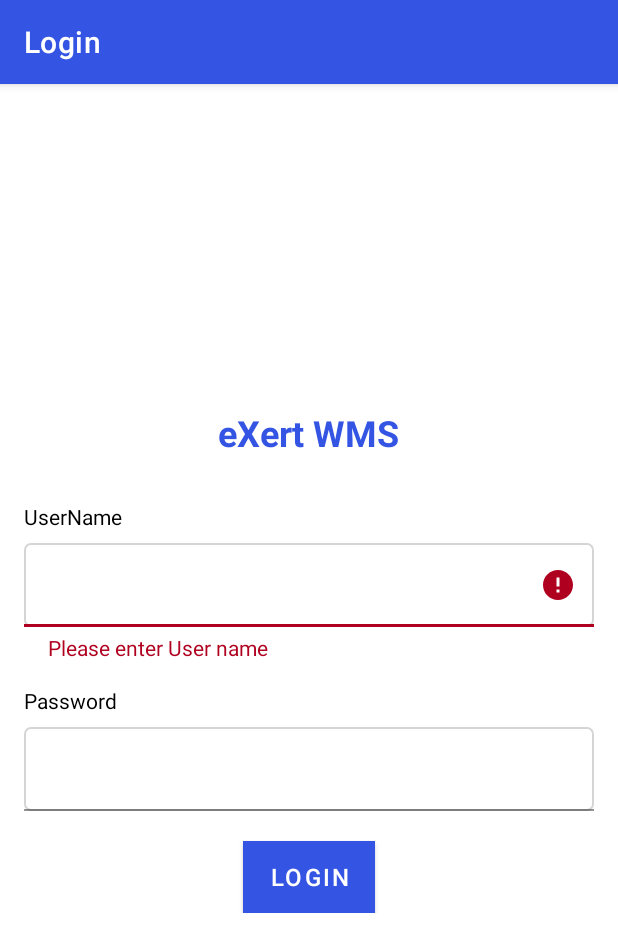
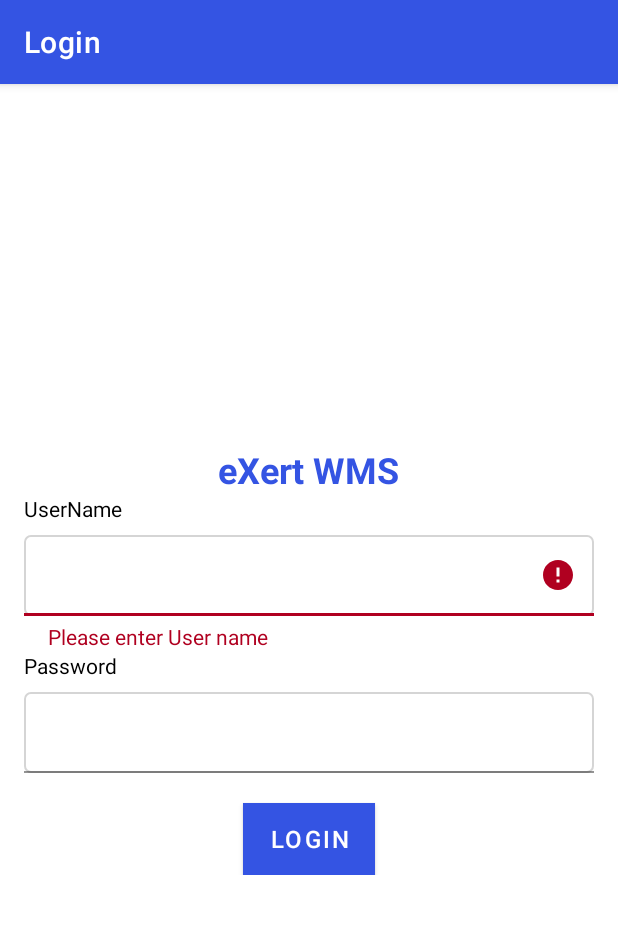
Before and after one commit to imamobiledeveloper/eXertWMS, an Android app: the screen it shows after launch (LoginActivity), after a tap on "LOGIN", on a phone screen of 412 x 824 dp. Shown: the top 952 px of the screen. Run offline under Robolectric (Android 15) with nearby library versions, the phone set to English and light mode, and no system bars; our stand-ins replace RxJava, data binding.

Commit message:
Fixed Login screen issues

```diff
--- a/app/src/main/AndroidManifest.xml
+++ b/app/src/main/AndroidManifest.xml
@@ -20,16 +20,21 @@
 
         <activity
             android:name=".itemStocks.ItemStocksActivity"
+            android:windowSoftInputMode="adjustPan|adjustResize"
             android:exported="true" />
 
         <activity
             android:name=".home.HomeActivity"
             android:exported="true"
+            android:windowSoftInputMode="adjustPan|adjustResize"
             android:label="@string/title_activity_home" />
 
         <activity
             android:name=".login.LoginActivity"
             android:exported="true"
+            android:screenOrientation="portrait"
+            android:windowSoftInputMode="adjustPan"
+            android:configChanges="screenSize|smallestScreenSize|fontScale|density"
             android:label="@string/login">
             <intent-filter>
                 <action android:name="android.intent.action.MAIN" />
--- a/app/src/main/java/com/exert/wms/login/LoginActivity.kt
+++ b/app/src/main/java/com/exert/wms/login/LoginActivity.kt
@@ -2,17 +2,15 @@ package com.exert.wms.login
 
 import android.content.Intent
 import android.os.Bundle
-import android.text.Editable
-import android.text.InputType
-import android.text.TextWatcher
 import androidx.coordinatorlayout.widget.CoordinatorLayout
-import androidx.core.widget.doAfterTextChanged
+import androidx.core.widget.doOnTextChanged
 import androidx.lifecycle.Observer
 import com.exert.wms.BR
 import com.exert.wms.R
 import com.exert.wms.databinding.ActivityLoginBinding
 import com.exert.wms.home.HomeActivity
 import com.exert.wms.mvvmbase.BaseActivity
+import com.exert.wms.utils.toEditable
 import com.google.android.material.textfield.TextInputEditText
 import com.google.android.material.textfield.TextInputLayout
 import org.koin.androidx.viewmodel.ext.android.getViewModel
@@ -43,48 +41,29 @@ class LoginActivity :
         observeViewModel()
 
         binding.loginButton.setOnClickListener {
+            hideKeyBoard()
             mViewModel.getFinancialToken(
-                binding.userNameLayout.editText.text.toString(),
-                binding.passwordLayout.editText.text.toString()
+                binding.usernameEditText.text.toString(),
+                binding.passwordEditText.text.toString()
             )
         }
     }
 
     private fun setTextWatchers() {
-        binding.userNameLayout.editText.inputType = InputType.TYPE_CLASS_TEXT
-        binding.passwordLayout.editText.inputType = InputType.TYPE_NUMBER_VARIATION_PASSWORD
-
-        binding.userNameLayout.editText.addTextChangedListener(object : TextWatcher {
-            override fun beforeTextChanged(p0: CharSequence?, p1: Int, p2: Int, p3: Int) {
-            }
-
-            override fun onTextChanged(p0: CharSequence?, p1: Int, p2: Int, p3: Int) {
-            }
-
-            override fun afterTextChanged(editable: Editable?) {
-                mViewModel.setUserName(editable.toString())
-            }
-
-        })
-
-        binding.passwordLayout.editText.addTextChangedListener(object : TextWatcher {
-            override fun beforeTextChanged(p0: CharSequence?, p1: Int, p2: Int, p3: Int) {
-            }
-
-            override fun onTextChanged(p0: CharSequence?, p1: Int, p2: Int, p3: Int) {
-            }
-
-            override fun afterTextChanged(editable: Editable?) {
-                mViewModel.setPassword(editable.toString())
-            }
-
-        })
+        binding.usernameEditText.nextFocusForwardId = binding.passwordEditText.id
+        binding.usernameEditText.doOnTextChanged { text, _, _, _ ->
+            mViewModel.setUserName(text.toString())
+        }
+        binding.passwordEditText.doOnTextChanged { text, _, _, _ ->
+            mViewModel.setPassword(text.toString())
+        }
     }
 
     private fun observeViewModel() {
         mViewModel.loginUserStatus.observe(this, Observer {
             if (it) {
                 showBriefToastMessage("LoggedIn successfully", coordinateLayout)
+                clearFieldsData()
                 startActivity(Intent(this, HomeActivity::class.java))
             } else {
                 showBriefToastMessage(getString(R.string.error_login_message), coordinateLayout)
@@ -97,31 +76,36 @@ class LoginActivity :
         mViewModel.errorUserNameMessage.observe(this, Observer {
             if (it) {
                 enableErrorMessage(
-                    binding.userNameLayout.editTextLayout,
-                    binding.userNameLayout.editText,
+                    binding.usernameEditTextLayout,
+                    binding.usernameEditText,
                     getString(R.string.error_username_empty)
                 )
             } else {
                 disableErrorMessage(
-                    binding.userNameLayout.editTextLayout,
-                    binding.userNameLayout.editText
+                    binding.usernameEditTextLayout,
+                    binding.usernameEditText,
                 )
             }
         })
         mViewModel.errorPasswordMessage.observe(this, Observer {
             if (it) {
                 enableErrorMessage(
-                    binding.passwordLayout.editTextLayout,
-                    binding.passwordLayout.editText,
+                    binding.passwordEditTextLayout,
+                    binding.passwordEditText,
                     getString(R.string.error_password_empty)
                 )
             } else {
                 disableErrorMessage(
-                    binding.passwordLayout.editTextLayout,
-                    binding.passwordLayout.editText
+                    binding.passwordEditTextLayout,
+                    binding.passwordEditText,
                 )
             }
         })
+    }
+
+    private fun clearFieldsData() {
+        binding.usernameEditText.text = resources.getString(R.string.emptyString).toEditable()
+        binding.passwordEditText.text = resources.getString(R.string.emptyString).toEditable()
     }
 
     override fun onBindData(binding: ActivityLoginBinding) {
@@ -138,6 +122,8 @@ class LoginActivity :
             textInputLayout.isErrorEnabled = true
             editTextLayout.isSelected = true
             textInputLayout.error = message
+            editTextLayout.requestFocus()
+            editTextLayout.text?.let { editTextLayout.setSelection(it.length) }
         }
     }
 
--- a/app/src/main/java/com/exert/wms/login/LoginViewModel.kt
+++ b/app/src/main/java/com/exert/wms/login/LoginViewModel.kt
@@ -81,18 +81,18 @@ class LoginViewModel(
     }
 
     private fun validateUserDetails(userName: String, pwd: String): Boolean {
-        return if (userName.isNotEmpty() && pwd.isNotEmpty()) {
+        return if (userName.isEmpty()) {
+            _errorUserNameMessage.postValue(true)
+            _errorPasswordMessage.postValue(false)
+            false
+        } else if (pwd.isEmpty()) {
             _errorUserNameMessage.postValue(false)
-            _errorPasswordMessage.postValue(false)
+            _errorPasswordMessage.postValue(true)
+            false
+        } else {
+            _errorUserNameMessage.value = (false)
+            _errorPasswordMessage.value = (false)
             true
-        } else {
-            if (userName.isEmpty()) {
-                _errorUserNameMessage.postValue(true)
-            } else if (pwd.isEmpty()) {
-                _errorUserNameMessage.postValue(false)
-                _errorPasswordMessage.postValue(true)
-            }
-            false
         }
     }
 
@@ -112,11 +112,9 @@ class LoginViewModel(
 
     fun setUserName(uName: String) {
         userName = uName
-        validateUserDetails(userName, password)
     }
 
     fun setPassword(pwd: String) {
         password = pwd
-        validateUserDetails(userName, password)
     }
 }
--- a/app/src/main/java/com/exert/wms/utils/SnackbarUtil.kt
+++ b/app/src/main/java/com/exert/wms/utils/SnackbarUtil.kt
@@ -24,14 +24,12 @@ fun Activity.appSnackbar(
             SpannableStringBuilder(message).setColor(this, android.R.color.white),
             duration
         ).apply {
-//            view.findViewById<TextView>(R.id.snackbar_text).typeface =
-//                resources.getFont()
-
             view.findViewById<TextView>(com.google.android.material.R.id.snackbar_text)
                 .setTextColor(ContextCompat.getColor(this@appSnackbar, R.color.white))
 
             setAction("") { retryCallback?.invoke(view) }
         }.setIcon(it, resources.getColor(android.R.color.white, theme))
+            .setBackgroundTint(bgColor)
 
     }
 
--- a/app/src/main/res/layout/activity_login.xml
+++ b/app/src/main/res/layout/activity_login.xml
@@ -38,29 +38,97 @@
                 app:layout_constraintStart_toStartOf="parent"
                 app:layout_constraintTop_toTopOf="parent" />
 
-            <include
+            <androidx.constraintlayout.widget.ConstraintLayout
                 android:id="@+id/userNameLayout"
-                layout="@layout/edittext_with_label_layout"
                 android:layout_width="match_parent"
                 android:layout_height="wrap_content"
-                android:layout_marginTop="30dp"
-                app:isEnabled="@{true}"
-                app:labelName="@{@string/username}"
                 app:layout_constraintEnd_toEndOf="parent"
                 app:layout_constraintStart_toStartOf="parent"
-                app:layout_constraintTop_toBottomOf="@+id/appNameTV" />
+                app:layout_constraintTop_toBottomOf="@+id/appNameTV">
 
-            <include
+                <TextView
+                    android:id="@+id/usernameLabel"
+                    style="@style/TextViewLabel"
+                    android:layout_width="match_parent"
+                    android:layout_height="wrap_content"
+                    android:text="@string/username"
+                    app:layout_constraintEnd_toEndOf="parent"
+                    app:layout_constraintStart_toStartOf="parent"
+                    app:layout_constraintTop_toTopOf="parent" />
+
+                <com.google.android.material.textfield.TextInputLayout
+                    android:id="@+id/usernameEditTextLayout"
+                    android:layout_width="match_parent"
+                    android:layout_height="wrap_content"
+                    android:layout_marginTop="8dp"
+                    android:padding="0dp"
+                    app:errorTextAppearance="@style/EdittextError"
+                    app:layout_constraintEnd_toEndOf="parent"
+                    app:layout_constraintStart_toStartOf="parent"
+                    app:layout_constraintTop_toBottomOf="@+id/usernameLabel">
+
+                    <com.google.android.material.textfield.TextInputEditText
+                        android:id="@+id/usernameEditText"
+                        android:layout_width="match_parent"
+                        android:layout_height="wrap_content"
+                        android:background="@drawable/edittext_rectangle_bg"
+                        android:focusableInTouchMode="true"
+                        android:gravity="center_vertical"
+                        android:imeOptions="actionNext"
+                        android:inputType="text"
+                        android:maxLines="2"
+                        android:padding="16dp"
+                        android:singleLine="true" />
+
+                    <requestFocus />
+                </com.google.android.material.textfield.TextInputLayout>
+
+            </androidx.constraintlayout.widget.ConstraintLayout>
+
+            <androidx.constraintlayout.widget.ConstraintLayout
                 android:id="@+id/passwordLayout"
-                layout="@layout/edittext_with_label_layout"
                 android:layout_width="match_parent"
                 android:layout_height="wrap_content"
-                app:isEnabled="@{true}"
-                app:labelName="@{@string/password}"
-                android:layout_marginTop="16dp"
                 app:layout_constraintEnd_toEndOf="parent"
                 app:layout_constraintStart_toStartOf="parent"
-                app:layout_constraintTop_toBottomOf="@+id/userNameLayout" />
+                app:layout_constraintTop_toBottomOf="@+id/userNameLayout">
+
+                <TextView
+                    android:id="@+id/passwordLabel"
+                    style="@style/TextViewLabel"
+                    android:layout_width="match_parent"
+                    android:layout_height="wrap_content"
+                    android:focusableInTouchMode="true"
+                    android:text="@string/password"
+                    app:layout_constraintEnd_toEndOf="parent"
+                    app:layout_constraintStart_toStartOf="parent"
+                    app:layout_constraintTop_toTopOf="parent" />
+
+                <com.google.android.material.textfield.TextInputLayout
+                    android:id="@+id/passwordEditTextLayout"
+                    android:layout_width="match_parent"
+                    android:layout_height="wrap_content"
+                    android:layout_marginTop="8dp"
+                    android:padding="0dp"
+                    app:errorTextAppearance="@style/EdittextError"
+                    app:layout_constraintEnd_toEndOf="parent"
+                    app:layout_constraintStart_toStartOf="parent"
+                    app:layout_constraintTop_toBottomOf="@+id/passwordLabel">
+
+                    <com.google.android.material.textfield.TextInputEditText
+                        android:id="@+id/passwordEditText"
+                        android:layout_width="match_parent"
+                        android:layout_height="wrap_content"
+                        android:background="@drawable/edittext_rectangle_bg"
+                        android:gravity="center_vertical"
+                        android:inputType="textPassword"
+                        android:maxLines="2"
+                        android:padding="16dp"
+                        android:singleLine="true" />
+
+                </com.google.android.material.textfield.TextInputLayout>
+
+            </androidx.constraintlayout.widget.ConstraintLayout>
 
             <Button
                 android:id="@+id/loginButton"
@@ -68,11 +136,11 @@
                 android:layout_height="wrap_content"
                 android:layout_marginTop="20dp"
                 android:background="@color/blue"
+                android:clickable="true"
+                android:enabled="true"
                 android:text="@string/login"
                 android:textColor="@color/white"
                 android:textSize="16sp"
-                android:clickable="true"
-                android:enabled="true"
                 app:layout_constraintEnd_toEndOf="parent"
                 app:layout_constraintStart_toStartOf="parent"
                 app:layout_constraintTop_toBottomOf="@+id/passwordLayout" />
@@ -82,7 +150,7 @@
         <androidx.coordinatorlayout.widget.CoordinatorLayout
             android:id="@+id/coordinateLayout"
             android:layout_width="match_parent"
-            android:layout_height="200dp"
+            android:layout_height="0dp"
             app:layout_constraintBottom_toBottomOf="parent"
             app:layout_constraintEnd_toEndOf="parent"
             app:layout_constraintStart_toStartOf="parent"
--- a/app/src/main/res/layout/edittext_with_label_layout.xml
+++ b/app/src/main/res/layout/edittext_with_label_layout.xml
@@ -5,9 +5,7 @@
 
     <data>
 
-        <!--        <variable-->
-        <!--            name="inputType"-->
-        <!--            type="String" />-->
+        <import type="android.text.InputType"/>
 
         <variable
             name="labelName"
@@ -51,7 +49,10 @@
                 android:layout_height="wrap_content"
                 android:background="@drawable/edittext_rectangle_bg"
                 android:enabled="@{isEnabled}"
-                android:inputType="text"
+                android:gravity="center_vertical"
+                android:padding="16dp"
+                tools:text="user name"
+                android:inputType="@{labelName == @string/password ? (InputType.TYPE_CLASS_TEXT | InputType.TYPE_TEXT_VARIATION_PASSWORD) : InputType.TYPE_CLASS_TEXT}"
                 android:singleLine="true" />
 
         </com.google.android.material.textfield.TextInputLayout>
--- a/app/src/main/res/values/strings.xml
+++ b/app/src/main/res/values/strings.xml
@@ -13,6 +13,7 @@
     <string name="logout">Logout</string>
     <string name="error_login_message">Login failed, Please try again!</string>
     <string name="item_stocks">Item Stocks</string>
+    <string name="emptyString" />
 
     <string-array name="features_list">
         <item>Item Stocks</item>
```
